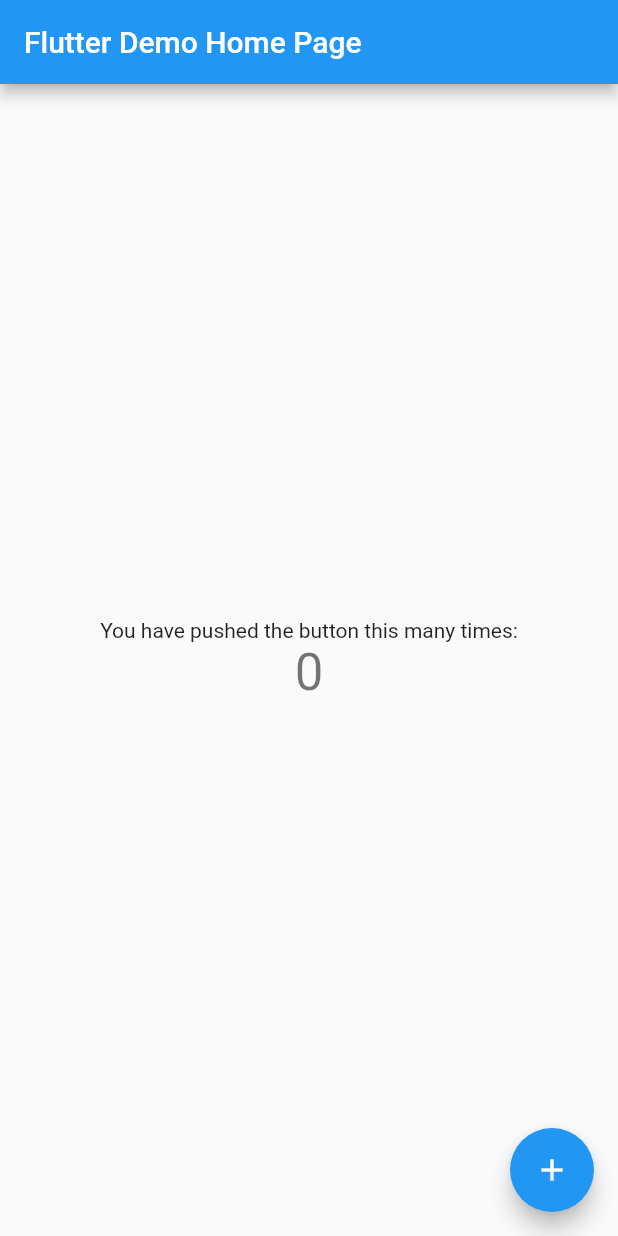
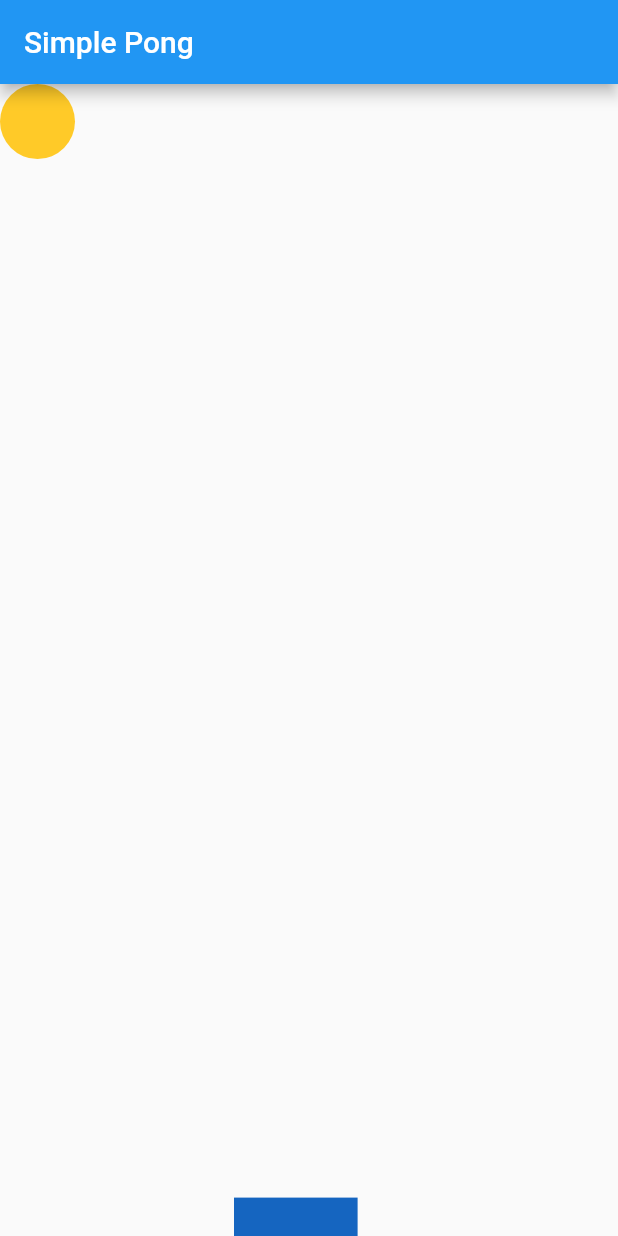
Before and after one commit to Arceen/simple_pong, a Flutter app: the screen it shows after launch, on a phone screen of 412 x 824 dp. Run offline on Flutter 3.47's test engine with Material 2 defaults, Android fonts, the phone set to English and light mode, and no system bars.

Commit message:
Scaffold of the game created

```diff
--- /dev/null
+++ b/lib/ball.dart
@@ -0,0 +1,16 @@
+import 'package:flutter/material.dart';
+
+class Ball extends StatelessWidget {
+  @override
+  Widget build(BuildContext context) {
+    final double diameter = 50;
+    return Container(
+      height: diameter,
+      width: diameter,
+      decoration: BoxDecoration(
+        color: Colors.amber[400],
+        shape: BoxShape.circle,
+      ),
+    );
+  }
+}
--- /dev/null
+++ b/lib/bat.dart
@@ -0,0 +1,17 @@
+import 'package:flutter/material.dart';
+
+class Bat extends StatelessWidget {
+  final double width;
+  final double height;
+  const Bat(this.width, this.height);
+  @override
+  Widget build(BuildContext context) {
+    return Container(
+      height: height,
+      width: width,
+      decoration: BoxDecoration(
+        color: Colors.blue[800],
+      ),
+    );
+  }
+}
--- a/lib/main.dart
+++ b/lib/main.dart
@@ -1,115 +1,26 @@
 import 'package:flutter/material.dart';
+import 'package:simple_pong/pong.dart';
 
-void main() {
-  runApp(const MyApp());
-}
+void main() => runApp(const MyApp());
 
 class MyApp extends StatelessWidget {
-  const MyApp({super.key});
-
-  // This widget is the root of your application.
+  const MyApp({Key? key});
   @override
   Widget build(BuildContext context) {
     return MaterialApp(
-      title: 'Flutter Demo',
+      debugShowCheckedModeBanner: false,
+      title: 'Pong Demo',
       theme: ThemeData(
-        // This is the theme of your application.
-        //
-        // Try running your application with "flutter run". You'll see the
-        // application has a blue toolbar. Then, without quitting the app, try
-        // changing the primarySwatch below to Colors.green and then invoke
-        // "hot reload" (press "r" in the console where you ran "flutter run",
-        // or simply save your changes to "hot reload" in a Flutter IDE).
-        // Notice that the counter didn't reset back to zero; the application
-        // is not restarted.
         primarySwatch: Colors.blue,
       ),
-      home: const MyHomePage(title: 'Flutter Demo Home Page'),
+      home: Scaffold(
+        appBar: AppBar(
+          title: Text('Simple Pong'),
+        ),
+        body: SafeArea(
+          child: Pong(),
+        ),
+      ),
     );
   }
 }
-
-class MyHomePage extends StatefulWidget {
-  const MyHomePage({super.key, required this.title});
-
-  // This widget is the home page of your application. It is stateful, meaning
-  // that it has a State object (defined below) that contains fields that affect
-  // how it looks.
-
-  // This class is the configuration for the state. It holds the values (in this
-  // case the title) provided by the parent (in this case the App widget) and
-  // used by the build method of the State. Fields in a Widget subclass are
-  // always marked "final".
-
-  final String title;
-
-  @override
-  State<MyHomePage> createState() => _MyHomePageState();
-}
-
-class _MyHomePageState extends State<MyHomePage> {
-  int _counter = 0;
-
-  void _incrementCounter() {
-    setState(() {
-      // This call to setState tells the Flutter framework that something has
-      // changed in this State, which causes it to rerun the build method below
-      // so that the display can reflect the updated values. If we changed
-      // _counter without calling setState(), then the build method would not be
-      // called again, and so nothing would appear to happen.
-      _counter++;
-    });
-  }
-
-  @override
-  Widget build(BuildContext context) {
-    // This method is rerun every time setState is called, for instance as done
-    // by the _incrementCounter method above.
-    //
-    // The Flutter framework has been optimized to make rerunning build methods
-    // fast, so that you can just rebuild anything that needs updating rather
-    // than having to individually change instances of widgets.
-    return Scaffold(
-      appBar: AppBar(
-        // Here we take the value from the MyHomePage object that was created by
-        // the App.build method, and use it to set our appbar title.
-        title: Text(widget.title),
-      ),
-      body: Center(
-        // Center is a layout widget. It takes a single child and positions it
-        // in the middle of the parent.
-        child: Column(
-          // Column is also a layout widget. It takes a list of children and
-          // arranges them vertically. By default, it sizes itself to fit its
-          // children horizontally, and tries to be as tall as its parent.
-          //
-          // Invoke "debug painting" (press "p" in the console, choose the
-          // "Toggle Debug Paint" action from the Flutter Inspector in Android
-          // Studio, or the "Toggle Debug Paint" command in Visual Studio Code)
-          // to see the wireframe for each widget.
-          //
-          // Column has various properties to control how it sizes itself and
-          // how it positions its children. Here we use mainAxisAlignment to
-          // center the children vertically; the main axis here is the vertical
-          // axis because Columns are vertical (the cross axis would be
-          // horizontal).
-          mainAxisAlignment: MainAxisAlignment.center,
-          children: <Widget>[
-            const Text(
-              'You have pushed the button this many times:',
-            ),
-            Text(
-              '$_counter',
-              style: Theme.of(context).textTheme.headline4,
-            ),
-          ],
-        ),
-      ),
-      floatingActionButton: FloatingActionButton(
-        onPressed: _incrementCounter,
-        tooltip: 'Increment',
-        child: const Icon(Icons.add),
-      ), // This trailing comma makes auto-formatting nicer for build methods.
-    );
-  }
-}
--- /dev/null
+++ b/lib/pong.dart
@@ -0,0 +1,36 @@
+import 'package:flutter/material.dart';
+import 'ball.dart';
+import 'bat.dart';
+
+class Pong extends StatefulWidget {
+  @override
+  _PongState createState() => _PongState();
+}
+
+class _PongState extends State<Pong> {
+  late double width;
+  late double height;
+  double posX = 0;
+  double posY = 0;
+  double batWidth = 0;
+  double batHeight = 0;
+  double batPosition = 0;
+  @override
+  Widget build(BuildContext context) {
+    return LayoutBuilder(builder: (BuildContext context, constraints) {
+      height = constraints.maxHeight;
+      width = constraints.maxWidth;
+      batWidth = width / 5;
+      batHeight = height / 30;
+      return Stack(
+        children: <Widget>[
+          Positioned(child: Ball(), top: 0),
+          Positioned(
+              child: Bat(batWidth, batHeight),
+              bottom: 0,
+              left: constraints.maxWidth / 2 - 50),
+        ],
+      );
+    });
+  }
+}
```
